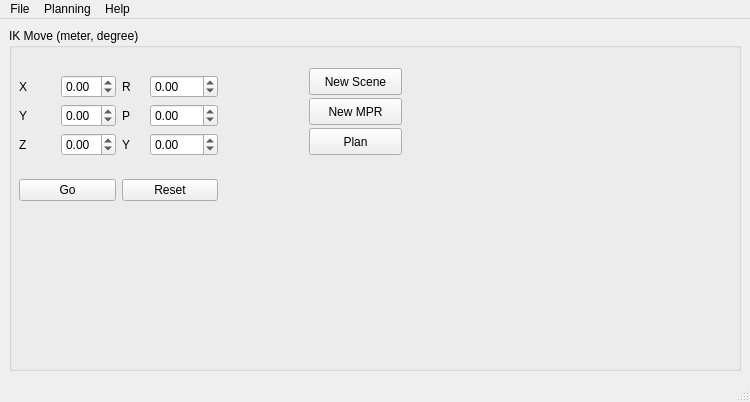
Old version of the form prw/src/prw.ui in the repository cuixiongyi/hiveground-ros-pkg.
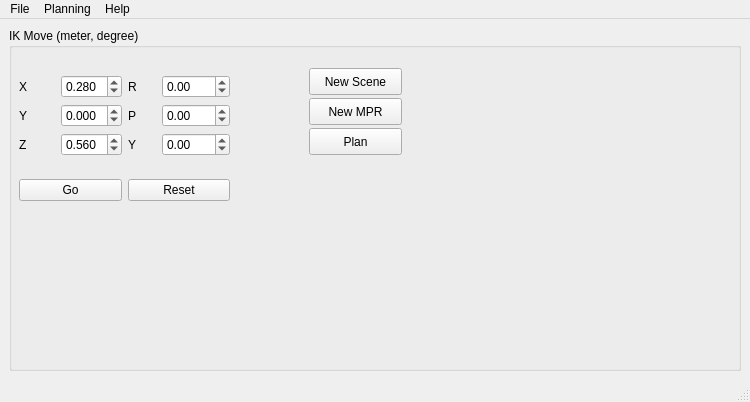
New version of the form.

```diff
--- a/prw/src/prw.ui
+++ b/prw/src/prw.ui
@@ -28,7 +28,7 @@
         <rect>
          <x>10</x>
          <y>30</y>
-         <width>199</width>
+         <width>211</width>
          <height>161</height>
         </rect>
        </property>
@@ -48,6 +48,9 @@
               </item>
               <item>
                <widget class="QDoubleSpinBox" name="ik_move_x">
+                <property name="decimals">
+                 <number>3</number>
+                </property>
                 <property name="minimum">
                  <double>-5.000000000000000</double>
                 </property>
@@ -57,6 +60,9 @@
                 <property name="singleStep">
                  <double>0.100000000000000</double>
                 </property>
+                <property name="value">
+                 <double>0.280000000000000</double>
+                </property>
                </widget>
               </item>
              </layout>
@@ -72,6 +78,9 @@
               </item>
               <item>
                <widget class="QDoubleSpinBox" name="ik_move_y">
+                <property name="decimals">
+                 <number>3</number>
+                </property>
                 <property name="minimum">
                  <double>-5.000000000000000</double>
                 </property>
@@ -81,6 +90,9 @@
                 <property name="singleStep">
                  <double>0.100000000000000</double>
                 </property>
+                <property name="value">
+                 <double>0.000000000000000</double>
+                </property>
                </widget>
               </item>
              </layout>
@@ -96,6 +108,9 @@
               </item>
               <item>
                <widget class="QDoubleSpinBox" name="ik_move_z">
+                <property name="decimals">
+                 <number>3</number>
+                </property>
                 <property name="minimum">
                  <double>-5.000000000000000</double>
                 </property>
@@ -105,6 +120,9 @@
                 <property name="singleStep">
                  <double>0.100000000000000</double>
                 </property>
+                <property name="value">
+                 <double>0.560000000000000</double>
+                </property>
                </widget>
               </item>
              </layout>
```
Left out of the diff: 2 changed lines with no effect on the pictures.
